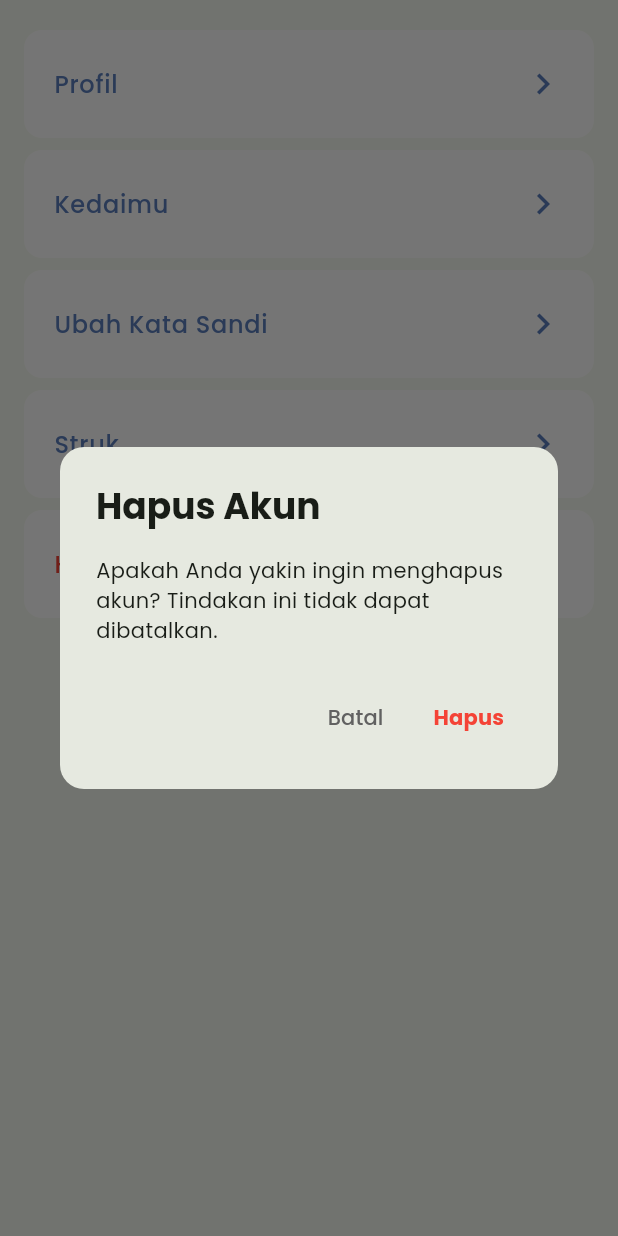
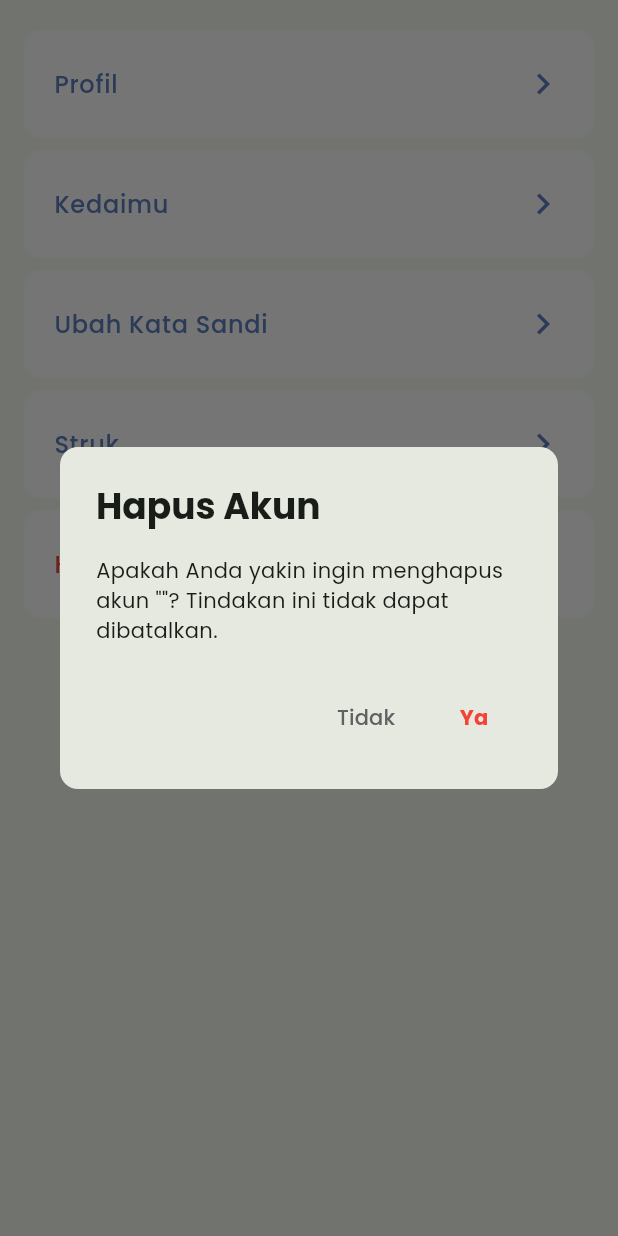
Before and after one commit to Sukmav/FoodlyFridge, a Flutter app: the PengaturanPage widget shown alone on an empty page, opened directly with empty values, after a tap on "Hapus Akun", on a phone screen of 412 x 824 dp. Run offline on Flutter 3.47's test engine with Material 3 defaults, Android fonts, the phone set to English and light mode, and no system bars; our stand-ins replace barcode_widget, cloud_firestore, firebase_auth, firebase_core, fluttertoast, google_fonts and 2 more; accounts and stored records are empty; network calls fail.

Commit message:
tampilan hapus akun

```diff
--- a/lib/screens/pengaturan.dart
+++ b/lib/screens/pengaturan.dart
@@ -7,6 +7,9 @@
 import '../helpers/kedai_service.dart';
 import 'ubah_kata_sandi.dart';
 import 'profile_page.dart';
+
+// IMPORT HALAMAN HAPUS AKUN
+import 'hapus_akun_page.dart';
 
 class PengaturanPage extends StatefulWidget {
   final String userId;
@@ -31,10 +34,6 @@
   }
 
   void _navigateToKedai() async {
-      // To avoid long blocking time when opening Pengaturan, navigate immediately
-      // and let KedaiPage handle its own loading. We still trigger a background
-      // check (non-blocking) to keep compatibility with existing logic, but
-      // we do not await it here so UI stays responsive.
     Navigator.push(
       context,
       MaterialPageRoute(
@@ -42,19 +41,16 @@
       ),
     );
 
-      // Fire-and-forget check (keeps original behavior but does not block UI)
     _kedaiService.getKedaiByUserId(widget.userId).then((kedai) {
       if (kDebugMode) {
         print('Background kedai check finished for user ${widget.userId}. kedai != null: ${kedai != null}');
       }
-        // We don't show toasts here to avoid surprising the user while on KedaiPage.
     }).catchError((e) {
       if (kDebugMode) print('Background kedai check failed: $e');
     });
   }
 
   void _navigateToChangePassword() {
-      // Open the dedicated Ubah Kata Sandi page instead of a bottom sheet
     Navigator.push(
       context,
       MaterialPageRoute(
@@ -64,77 +60,53 @@
   }
 
   void _navigateToStruk() {
-      // TODO: Navigate to Struk page
     Fluttertoast.showToast(
       msg: "Fitur Struk akan segera hadir",
       backgroundColor: Colors.blue,
     );
   }
 
-    void _showDeleteAccountDialog() {
-      showDialog(
+  // NEW: tampilkan konfirmasi sebelum lanjut ke halaman Hapus Akun
+  void _showDeleteAccountConfirmation() async {
+    final user = FirebaseAuth.instance.currentUser;
+    final display = user?.displayName?.isNotEmpty == true
+        ? user!.displayName!
+        : (user?.email ?? 'akun Anda');
+
+    final confirmed = await showDialog<bool>(
       context: context,
-        builder: (BuildContext context) {
+      builder: (ctx) {
         return AlertDialog(
-            shape: RoundedRectangleBorder(
-              borderRadius: BorderRadius.circular(16),
-            ),
-            title: Text(
-              'Hapus Akun',
-              style: GoogleFonts.poppins(
-                fontWeight: FontWeight.bold,
-              ),
-            ),
+          shape: RoundedRectangleBorder(borderRadius: BorderRadius.circular(12)),
+          title: Text('Hapus Akun', style: GoogleFonts.poppins(fontWeight: FontWeight.bold)),
           content: Text(
-              'Apakah Anda yakin ingin menghapus akun? Tindakan ini tidak dapat dibatalkan.',
+            'Apakah Anda yakin ingin menghapus akun "$display"? Tindakan ini tidak dapat dibatalkan.',
             style: GoogleFonts.poppins(),
           ),
           actions: [
             TextButton(
-                onPressed: () {
-                  Navigator.of(context).pop();
-                },
-                child: Text(
-                  'Batal',
-                  style: GoogleFonts.poppins(
-                    color: Colors.grey[700],
-                  ),
-                ),
+              onPressed: () => Navigator.of(ctx).pop(false),
+              child: Text('Tidak', style: GoogleFonts.poppins(color: Colors.grey[700])),
             ),
             TextButton(
-                onPressed: () async {
-                  try {
-                    User? user = FirebaseAuth.instance.currentUser;
-                    if (user != null) {
-                      await user.delete();
-                      if (mounted) {
-                        Navigator.of(context).pop();
-                        Fluttertoast.showToast(
-                          msg: "Akun berhasil dihapus",
-                          backgroundColor: Colors.green,
-                        );
-                      }
-                    }
-                  } catch (e) {
-                    Navigator.of(context).pop();
-                    Fluttertoast.showToast(
-                      msg: "Gagal menghapus akun: ${e.toString()}",
-                      backgroundColor: Colors.red,
-                    );
-                  }
-                },
-                child: Text(
-                  'Hapus',
-                  style: GoogleFonts.poppins(
-                    color: Colors.red,
-                    fontWeight: FontWeight.bold,
-                  ),
-                ),
+              onPressed: () => Navigator.of(ctx).pop(true),
+              child: Text('Ya', style: GoogleFonts.poppins(color: Colors.red, fontWeight: FontWeight.bold)),
             ),
           ],
         );
       },
     );
+
+    if (confirmed == true) {
+      // lanjut ke halaman HapusAkunPage untuk input password & hapus
+      Navigator.push(
+        context,
+        MaterialPageRoute(builder: (context) => const HapusAkunPage()),
+      );
+    } else {
+      // batal, kembali tanpa aksi
+      if (kDebugMode) print('User canceled account deletion confirmation.');
+    }
   }
 
   Widget _buildMenuItem({
@@ -191,7 +163,7 @@
         ),
         _buildMenuItem(
           title: 'Hapus Akun',
-            onTap: _showDeleteAccountDialog,
+          onTap: _showDeleteAccountConfirmation,
           textColor: Colors.red,
         ),
       ],
```
Also changed, not shown: lib/screens/hapus_akun_page.dart (added, +228 -0 lines), lib/screens/profile_page.dart (+34 -5 lines). Lines whose indentation alone changed are shown as unchanged.
